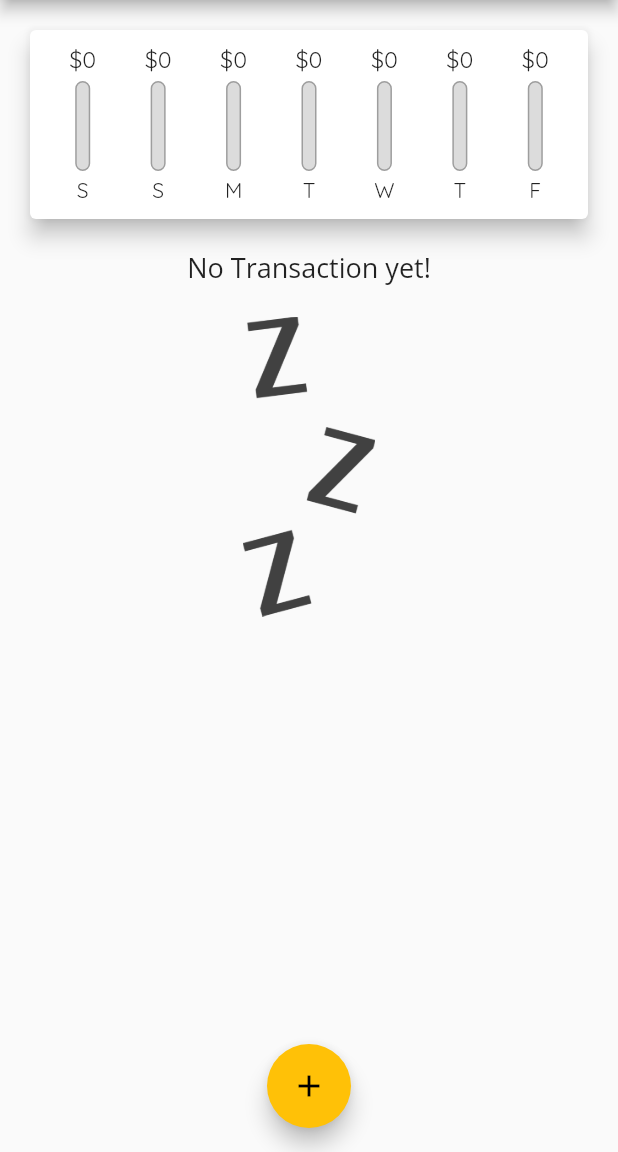
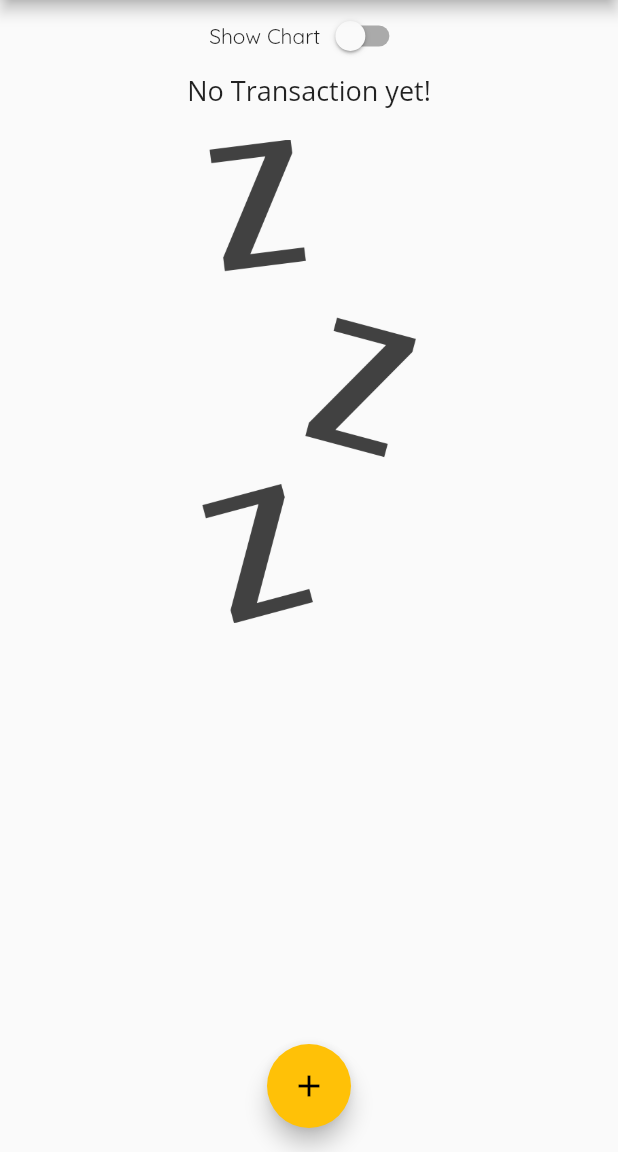
Before and after one commit to 91alban/Personal-Expenses, a Flutter app: the screen it shows after launch, on a phone screen of 412 x 824 dp, the part 84-1236 px from its top. Run offline on Flutter 3.47's test engine with Material 2 defaults, Android fonts, the phone set to English and light mode, and no system bars.

Commit message:
finishing on landscape mode

```diff
--- a/lib/main.dart
+++ b/lib/main.dart
@@ -1,10 +1,17 @@
 import 'package:flutter/material.dart';
+import 'package:flutter/services.dart';
 import 'package:personal_expenses/models/transaction.dart';
 import 'package:personal_expenses/widgets/chart.dart';
 import 'package:personal_expenses/widgets/new_transaction.dart';
 import 'package:personal_expenses/widgets/transaction_list.dart';
 
-void main() => runApp(MyApp());
+void main() {
+  ///Forces the prefered screen orientation
+  // WidgetsFlutterBinding.ensureInitialized();
+  // SystemChrome.setPreferredOrientations(
+  //     [DeviceOrientation.portraitUp, DeviceOrientation.portraitDown]);
+  runApp(MyApp());
+}
 
 class MyApp extends StatelessWidget {
   @override
@@ -49,6 +56,8 @@ class _MyHomePageState extends State<MyHomePage> {
     // ),
   ];
 
+  bool _showChart = false;
+
   List<Transaction>? get _recentTransactions {
     return _userTransaction.where((tx) {
       assert(tx != null);
@@ -60,11 +69,12 @@ class _MyHomePageState extends State<MyHomePage> {
     }).toList();
   }
 
-  void _addNewTransaction(String txTitle, double txAmount) {
+  void _addNewTransaction(
+      String txTitle, double txAmount, DateTime chosenDate) {
     final newTx = Transaction(
       title: txTitle,
       amount: txAmount,
-      date: DateTime.now(),
+      date: chosenDate,
       id: DateTime.now().toString(),
     );
 
@@ -85,30 +95,65 @@ class _MyHomePageState extends State<MyHomePage> {
         });
   }
 
+  void _deleteTransaction(String id) {
+    setState(() {
+      _userTransaction.removeWhere((tx) {
+        return tx.id == id;
+      });
+    });
+  }
+
   @override
   Widget build(BuildContext context) {
+    final appBar = AppBar(
+      title: Text('Personal Expenses'),
+      actions: [
+        IconButton(
+          onPressed: () => startAddNewTransaction(context),
+          icon: Icon(Icons.add),
+        )
+      ],
+    );
     return Scaffold(
       floatingActionButtonLocation: FloatingActionButtonLocation.centerFloat,
       floatingActionButton: FloatingActionButton(
         child: Icon(Icons.add),
         onPressed: () => startAddNewTransaction(context),
       ),
-      appBar: AppBar(
-        title: Text('Personal Expenses'),
-        actions: [
-          IconButton(
-            onPressed: () => startAddNewTransaction(context),
-            icon: Icon(Icons.add),
-          )
-        ],
-      ),
+      appBar: appBar,
       body: SingleChildScrollView(
         child: Column(
           // mainAxisAlignment: MainAxisAlignment.spaceAround,
           crossAxisAlignment: CrossAxisAlignment.center,
           children: [
-            Chart(_recentTransactions!),
-            TransactionList(_userTransaction),
+            Row(
+              mainAxisAlignment: MainAxisAlignment.center,
+              children: [
+                Text('Show Chart'),
+                Switch(
+                  value: _showChart,
+                  onChanged: (value) {
+                    setState(() {
+                      _showChart = value;
+                    });
+                  },
+                )
+              ],
+            ),
+            _showChart
+                ? Container(
+                    height: (MediaQuery.of(context).size.height -
+                            appBar.preferredSize.height -
+                            MediaQuery.of(context).padding.top) *
+                        0.3,
+                    child: Chart(_recentTransactions!))
+                : Container(
+                    height: (MediaQuery.of(context).size.height -
+                            appBar.preferredSize.height -
+                            MediaQuery.of(context).padding.top) *
+                        0.7,
+                    child:
+                        TransactionList(_userTransaction, _deleteTransaction)),
           ],
         ),
       ),
--- a/lib/widgets/chart_bar.dart
+++ b/lib/widgets/chart_bar.dart
@@ -9,19 +9,21 @@ class ChartBar extends StatelessWidget {
 
   @override
   Widget build(BuildContext context) {
+    return LayoutBuilder(
+      builder: (ctx, constraint) {
         return Column(
           children: <Widget>[
             Container(
-          height: 20,
+              height: constraint.maxHeight * 0.15,
               child: FittedBox(
                 child: Text('\$${spendingAmount.toStringAsFixed(0)}'),
               ),
             ),
             SizedBox(
-          height: 4,
+              height: constraint.maxHeight * 0.05,
             ),
             Container(
-          height: 60,
+              height: constraint.maxHeight * 0.6,
               width: 10,
               child: Stack(
                 children: <Widget>[
@@ -45,10 +47,14 @@ class ChartBar extends StatelessWidget {
               ),
             ),
             SizedBox(
-          height: 4,
+              height: constraint.maxHeight * 0.05,
             ),
-        Text(label),
+            Container(
+                height: constraint.maxHeight * 0.15,
+                child: FittedBox(child: Text(label))),
           ],
+        );
+      },
     );
   }
 }
--- a/lib/widgets/new_transaction.dart
+++ b/lib/widgets/new_transaction.dart
@@ -16,15 +16,19 @@ class _NewTransactionState extends State<NewTransaction> {
   DateTime? _selectedDate;
 
   void _submitData() {
+    if (amountController.text.isEmpty) {
+      return;
+    }
     final enteredTitle = titleController.text;
     final enteredAmount = double.parse(amountController.text);
 
-    if (enteredTitle.isEmpty || enteredAmount <= 0) {
+    if (enteredTitle.isEmpty || enteredAmount <= 0 || _selectedDate == null) {
       return;
     }
     widget.addTx(
       enteredTitle,
       enteredAmount,
+      _selectedDate,
     );
 
     Navigator.of(context).pop();
--- a/lib/widgets/transaction_list.dart
+++ b/lib/widgets/transaction_list.dart
@@ -4,15 +4,15 @@ import 'package:intl/intl.dart';
 
 class TransactionList extends StatelessWidget {
   final List<Transaction> transactions;
+  final Function deleteTx;
 
-  TransactionList(this.transactions);
+  TransactionList(this.transactions, this.deleteTx);
 
   @override
   Widget build(BuildContext context) {
-    return Container(
-      height: 300,
-      child: transactions.isEmpty
-          ? Column(
+    return transactions.isEmpty
+        ? LayoutBuilder(builder: (ctx, constraint) {
+            return Column(
               children: [
                 Text(
                   'No Transaction yet!',
@@ -22,59 +22,48 @@ class TransactionList extends StatelessWidget {
                   height: 20,
                 ),
                 Container(
-                  height: 200,
+                  height: constraint.maxHeight * 0.6,
                   child: Image.asset(
                     'assets/images/waiting.png',
                     fit: BoxFit.cover,
                   ),
                 ),
               ],
-            )
+            );
+          })
         : ListView.builder(
             itemBuilder: (ctx, index) {
               return Card(
-                  child: Row(
-                    children: [
-                      Container(
-                        margin: const EdgeInsets.symmetric(
-                          vertical: 10,
-                          horizontal: 5,
-                        ),
-                        decoration: BoxDecoration(
-                          border: Border.all(
-                            color: Theme.of(context).primaryColor,
-                            width: 2,
-                          ),
-                        ),
-                        padding: EdgeInsets.all(10),
+                elevation: 5,
+                margin: EdgeInsets.symmetric(vertical: 8, horizontal: 5),
+                child: ListTile(
+                  leading: CircleAvatar(
+                    radius: 30,
+                    child: Padding(
+                      padding: EdgeInsets.all(6),
+                      child: FittedBox(
                         child: Text(
-                          '\$${transactions[index].amount.toStringAsFixed(2)}',
-                          style: TextStyle(
-                            fontWeight: FontWeight.bold,
-                            fontSize: 20,
-                            color: Theme.of(context).primaryColor,
+                          '\$${transactions[index].amount}',
                         ),
                       ),
                     ),
-                      Column(
-                        crossAxisAlignment: CrossAxisAlignment.start,
-                        children: [
-                          Text(
+                  ),
+                  title: Text(
                     transactions[index].title,
                     style: Theme.of(context).textTheme.headline6,
                   ),
-                          Text(
+                  subtitle: Text(
                     DateFormat.yMMMd().format(transactions[index].date),
-                            style: TextStyle(color: Colors.grey),
                   ),
-                        ],
-                      )
-                    ],
+                  trailing: IconButton(
+                    icon: Icon(Icons.delete),
+                    color: Theme.of(context).errorColor,
+                    onPressed: () => deleteTx(transactions[index].id),
+                  ),
                 ),
               );
             },
             itemCount: transactions.length,
-            ),
           );
   }
 }
```
Lines whose indentation alone changed are shown as unchanged.
